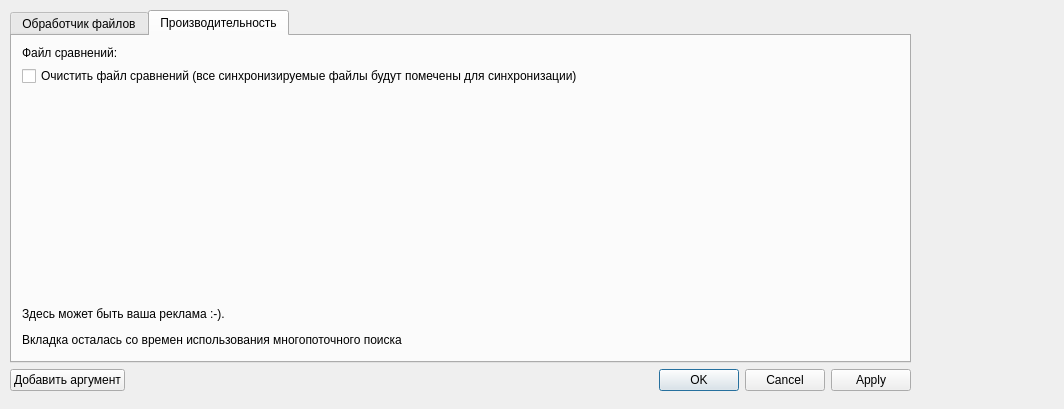
Old version of the form src/tsettingswindow.ui in the repository AngryConst/SyncList.
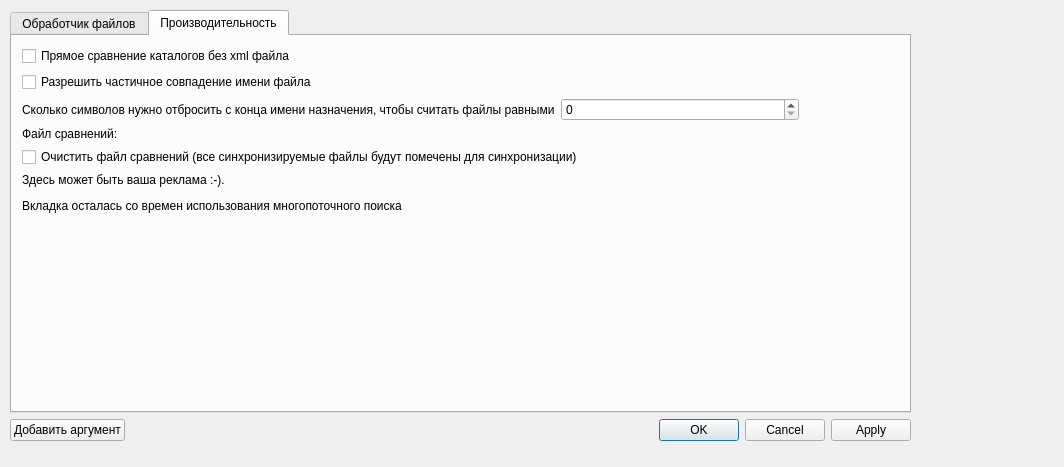
New version of the form. The open tabs and pages were chosen to show the change.

Commit message: Добавлена возможность синхронизации каталогов напрямую, без сохранения и исползования xml файла. Для сравнения имён исходных файлов с их соответствующими архивами часть имени файла архива обрезается, чтобы убрать расширение типа *jpg.7z.001 и оставить только *.jpg.

```diff
--- a/src/tsettingswindow.ui
+++ b/src/tsettingswindow.ui
@@ -7,7 +7,7 @@
     <x>0</x>
     <y>0</y>
     <width>1064</width>
-    <height>409</height>
+    <height>467</height>
    </rect>
   </property>
   <property name="windowTitle">
@@ -19,7 +19,7 @@
      <x>10</x>
      <y>10</y>
      <width>901</width>
-     <height>381</height>
+     <height>431</height>
     </rect>
    </property>
    <layout class="QVBoxLayout" name="verticalLayout">
@@ -192,10 +192,38 @@
           <x>10</x>
           <y>10</y>
           <width>777</width>
-          <height>301</height>
+          <height>351</height>
          </rect>
         </property>
         <layout class="QVBoxLayout" name="verticalLayout_5">
+         <item>
+          <widget class="QCheckBox" name="directComparison">
+           <property name="text">
+            <string>Прямое сравнение каталогов без xml файла</string>
+           </property>
+          </widget>
+         </item>
+         <item>
+          <widget class="QCheckBox" name="partialMatchBox">
+           <property name="text">
+            <string>Разрешить частичное совпадение имени файла</string>
+           </property>
+          </widget>
+         </item>
+         <item>
+          <layout class="QHBoxLayout" name="horizontalLayout_3">
+           <item>
+            <widget class="QLabel" name="label_2">
+             <property name="text">
+              <string>Сколько символов нужно отбросить с конца имени назначения, чтобы считать файлы равными</string>
+             </property>
+            </widget>
+           </item>
+           <item>
+            <widget class="QSpinBox" name="skipCharNumberBox"/>
+           </item>
+          </layout>
+         </item>
          <item>
           <widget class="QLabel" name="labelDiffFiles">
            <property name="text">
@@ -210,6 +238,16 @@
            </property>
           </widget>
          </item>
+         <item>
+          <widget class="QLabel" name="label_5">
+           <property name="text">
+            <string>&lt;html&gt;&lt;head/&gt;&lt;body&gt;&lt;p&gt;Здесь может быть ваша реклама :-).&lt;/p&gt;&lt;p&gt;Вкладка осталась со времен использования многопоточного поиска&lt;/p&gt;&lt;/body&gt;&lt;/html&gt;</string>
+           </property>
+           <property name="wordWrap">
+            <bool>true</bool>
+           </property>
+          </widget>
+         </item>
          <item>
           <spacer name="verticalSpacer">
            <property name="orientation">
@@ -223,16 +261,6 @@
            </property>
           </spacer>
          </item>
-         <item>
-          <widget class="QLabel" name="label_5">
-           <property name="text">
-            <string>&lt;html&gt;&lt;head/&gt;&lt;body&gt;&lt;p&gt;Здесь может быть ваша реклама :-).&lt;/p&gt;&lt;p&gt;Вкладка осталась со времен использования многопоточного поиска&lt;/p&gt;&lt;/body&gt;&lt;/html&gt;</string>
-           </property>
-           <property name="wordWrap">
-            <bool>true</bool>
-           </property>
-          </widget>
-         </item>
         </layout>
        </widget>
       </widget>
```
The commit also changes 9 other files.
